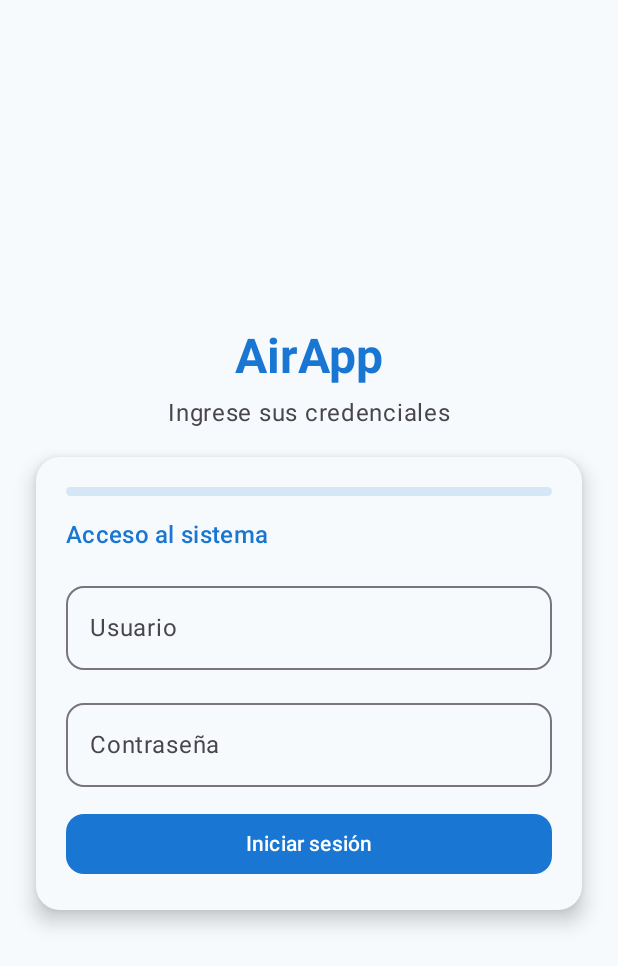
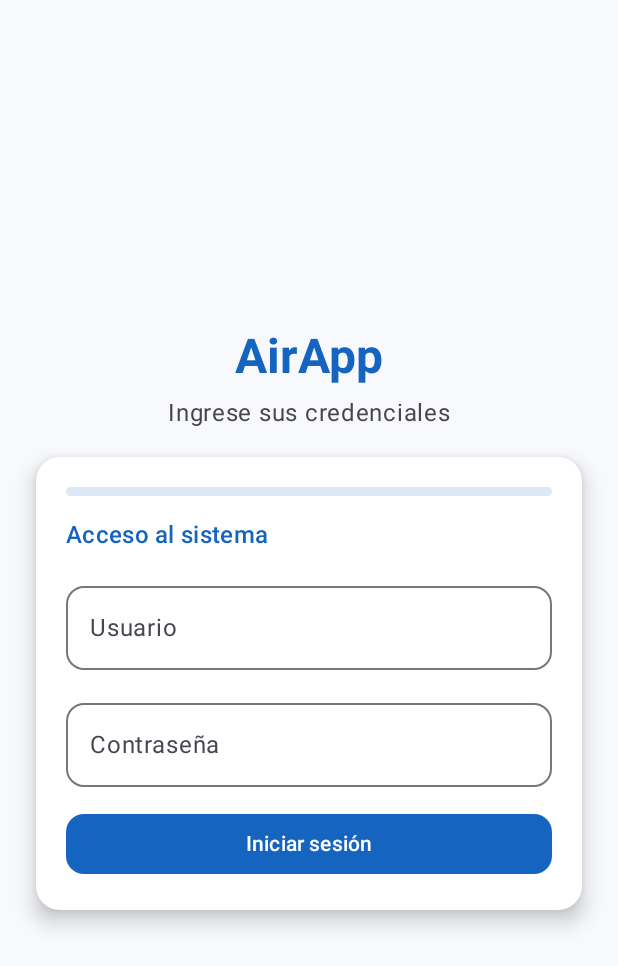
Before and after one commit to josephXV/ProyectoMoviles, an Android app built with Jetpack Compose: the screen it shows after launch (MainActivity), on a phone screen of 412 x 824 dp. Shown: the top 966 px of the screen. Run offline under Robolectric (Android 15) with nearby library versions, the phone set to English and light mode, and no system bars; our stand-ins replace Room's generated code; libraries missing offline, so code that uses them is left out: androidx.room3; 5 statements that could not run were skipped.

```diff
--- a/app/src/main/AndroidManifest.xml
+++ b/app/src/main/AndroidManifest.xml
@@ -3,8 +3,8 @@
     xmlns:tools="http://schemas.android.com/tools">
 
     <application
-        android:name=".airAppApplication"
-        android:allowBackup="true"
+        android:name=".AirAppApplication"
+        android:allowBackup="false"
         android:dataExtractionRules="@xml/data_extraction_rules"
         android:fullBackupContent="@xml/backup_rules"
         android:icon="@mipmap/ic_launcher"
--- a/app/src/main/java/com/example/airapp/airAppApplication.kt
+++ b/app/src/main/java/com/example/airapp/AirAppApplication.kt
@@ -8,7 +8,7 @@ import kotlinx.coroutines.Dispatchers
 import kotlinx.coroutines.SupervisorJob
 import kotlinx.coroutines.launch
 
-class airAppApplication: Application() {
+class AirAppApplication: Application() {
     val appContainer: AppContainer by lazy {
         AppContainer(this)
     }
--- a/app/src/main/java/com/example/airapp/MainActivity.kt
+++ b/app/src/main/java/com/example/airapp/MainActivity.kt
@@ -15,7 +15,7 @@ class MainActivity : ComponentActivity() {
     override fun onCreate(savedInstanceState: Bundle?) {
         super.onCreate(savedInstanceState)
         enableEdgeToEdge()
-        val appContainer = (application as airAppApplication).appContainer
+        val appContainer = (application as AirAppApplication).appContainer
         setContent {
             AirAppTheme {
                 Scaffold(modifier = Modifier.fillMaxSize()) { innerPadding ->
--- a/app/src/main/java/com/example/airapp/ui/screens/LoginScreen.kt
+++ b/app/src/main/java/com/example/airapp/ui/screens/LoginScreen.kt
@@ -191,6 +191,7 @@ fun LoginScreen(
 
                 Button(
                     onClick = onLoginClick,
+                    enabled = !uiState.isLoading,
                     modifier = Modifier.fillMaxWidth(),
                     shape = RoundedCornerShape(12.dp)
                 ) {
--- a/app/src/main/java/com/example/airapp/ui/theme/Theme.kt
+++ b/app/src/main/java/com/example/airapp/ui/theme/Theme.kt
@@ -1,15 +1,15 @@
 package com.example.airapp.ui.theme
 
+import androidx.compose.foundation.isSystemInDarkTheme
 import androidx.compose.material3.MaterialTheme
 import androidx.compose.material3.darkColorScheme
 import androidx.compose.material3.lightColorScheme
 import androidx.compose.runtime.Composable
-import androidx.compose.ui.graphics.Color
 
 private val DarkColorScheme = darkColorScheme(
-    primary = HvacBlue,
+    primary = HvacDarkPrimary,
     secondary = HvacCyan,
-    background = HvacBackground,
+    background = HvacDarkBackground,
     surface = HvacDarkSurface,
     onPrimary = HvacTextDark,
     onBackground = HvacDarkText,
@@ -32,11 +32,7 @@ private val LightColorScheme = lightColorScheme(
 fun AirAppTheme(
     content: @Composable () -> Unit
 ) {
-    val colorScheme = lightColorScheme(
-        primary = Color(0xFF1976D2),
-        background = Color(0xFFF7FAFC),
-        surface = Color(0xFFF7FAFC)
-    )
+    val colorScheme = if (isSystemInDarkTheme()) DarkColorScheme else LightColorScheme
 
     MaterialTheme(
         colorScheme = colorScheme,
--- a/app/src/main/java/com/example/airapp/ui/viewmodel/LoginUiState.kt
+++ b/app/src/main/java/com/example/airapp/ui/viewmodel/LoginUiState.kt
@@ -5,7 +5,8 @@ data class LoginUiState (
     val password: String = "",
     val validationError: LoginValidationError? = null,
     val authenticationError: LoginAuthenticationError? = null,
-    val isAuthenticated: Boolean = false
+    val isAuthenticated: Boolean = false,
+    val isLoading: Boolean = false
 )
 
 enum class LoginValidationError {
--- a/app/src/main/res/values/strings.xml
+++ b/app/src/main/res/values/strings.xml
@@ -1,7 +1,7 @@
 <resources>
     <string name="app_name">AirApp</string>
 
-    <string name="login_subtitle"> Ingrese sus credenciales</string>
+    <string name="login_subtitle">Ingrese sus credenciales</string>
     <string name="login_username_label">Usuario</string>
     <string name="login_password_label">Contraseña</string>
     <string name="login_button">Iniciar sesión</string>
--- a/build.gradle.kts
+++ b/build.gradle.kts
@@ -2,5 +2,5 @@
 plugins {
     alias(libs.plugins.android.application) apply false
     alias(libs.plugins.kotlin.compose) apply false
-    id("com.google.devtools.ksp") version "2.3.4" apply false
+    alias(libs.plugins.ksp) apply false
 }
```
Also changed, not shown: app/build.gradle.kts (+4 -9 lines), app/src/main/java/com/example/airapp/data/repository/UserRepository.kt (+8 -4 lines), app/src/main/java/com/example/airapp/ui/viewmodel/LoginViewModel.kt (+13 -11 lines), gradle/libs.versions.toml (+7 -2 lines), app/src/main/java/com/example/airapp/data/local/database/AppDatabase.kt (renamed from app/src/main/java/com/example/airapp/data/local/database/airAppDatabase.kt).
